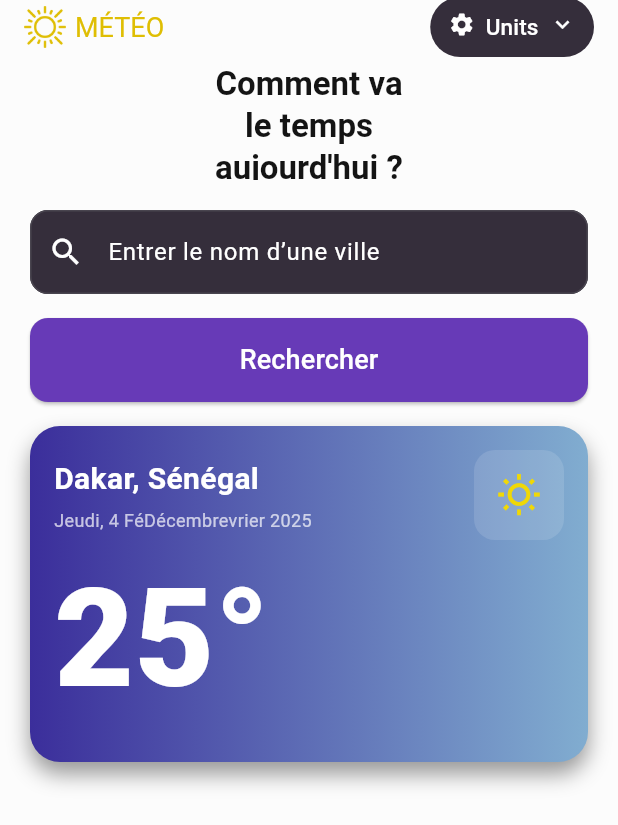
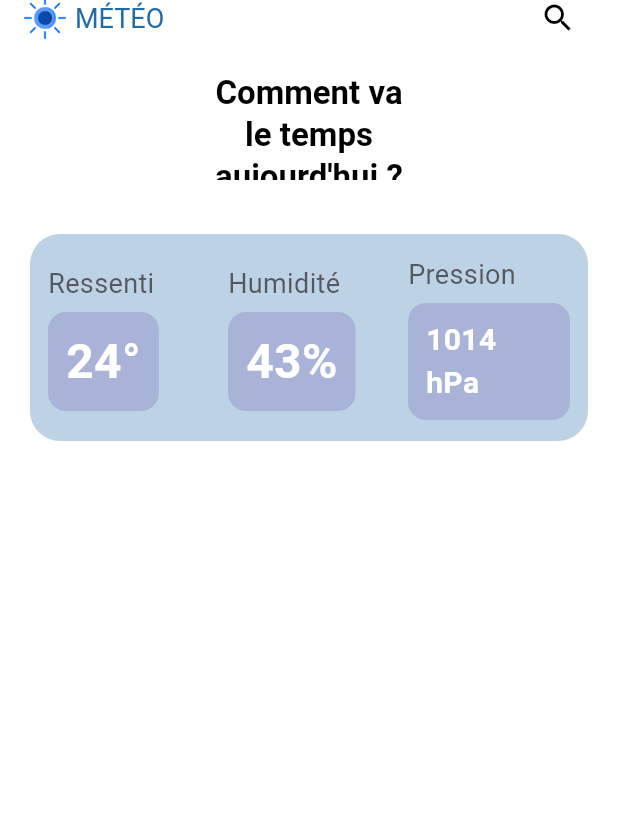
Before and after one commit to aliounediallo-debug/appli_meteo, a Flutter app: the screen it shows after launch, on a phone screen of 412 x 824 dp. Shown: the top 825 px of the screen. Run offline on Flutter 3.47's test engine with Material 3 defaults, Android fonts, the phone set to English and light mode, and no system bars; project files that could hold a hidden picture were left out.

Commit message:
dernier modif

```diff
--- a/lib/main.dart
+++ b/lib/main.dart
@@ -1,6 +1,8 @@
 import 'package:flutter/material.dart';
-import 'package:appli_meteo/pages/home.dart';
-import 'package:appli_meteo/widgets/grand_meteo.dart';
+import 'package:appli_meteo/src/pages/home.dart';
+import 'package:appli_meteo/src/pages/widgets/grand_meteo.dart';
+import 'package:appli_meteo/src/pages/services/meteo_api.dart';
+import 'package:appli_meteo/src/pages/widgets/icons/meteo_icon.dart';
 
 void main() {
   runApp(const MyApp());
--- a/lib/pages/home.dart
+++ /dev/null
@@ -1,146 +0,0 @@
-import 'package:flutter/material.dart';
-import 'package:appli_meteo/widgets/grand_meteo.dart';
-
-class HomePage extends StatefulWidget {
-  const HomePage({super.key});
-
-  @override
-  State<HomePage> createState() => _HomePageState();
-}
-
-class _HomePageState extends State<HomePage> {
-
-  final TextEditingController searchController = TextEditingController();
-
-  @override
-  Widget build(BuildContext context) {
-    return Scaffold(
-      backgroundColor: const Color.fromARGB(255, 252, 252, 252),
-
-      appBar: AppBar(
-                      backgroundColor: const Color.fromARGB(255, 252, 252, 252),
-                      centerTitle: true,
-                      toolbarHeight: 120,
-
-        title: Column(
-          children: [
-            Row(
-              mainAxisAlignment: MainAxisAlignment.spaceBetween,
-              children: [
-
-                Row(
-                  children: [
-                    Image.asset("img/sun.png",
-                      width: 28,
-                      height: 28,
-                      color: const Color.fromARGB(255, 223, 190, 3),
-                    ),
-                    const SizedBox(width: 6),
-                    const Text(
-                      "MÉTÉO",
-                      style: TextStyle(
-                        color: Color.fromARGB(255, 223, 190, 3),
-                        fontSize: 18,
-                      ),
-                    ),
-                  ],
-                ),
-
-
-                TextButton(
-                  onPressed: () {},
-
-                  child: Wrap(
-                    spacing: 7,
-                      children: [
-                        const Icon(
-                          Icons.settings,
-                          color: Colors.white,
-                        ),
-                        const Text(
-                          "Units",
-                          style: TextStyle(color: Colors.white, fontSize: 15),
-                        ),
-                        const Icon(
-                          Icons.keyboard_arrow_down,
-                          color: Colors.white,
-                        ),
-                      ],
-                  ),
-                  style: TextButton.styleFrom(
-                    backgroundColor: const Color.fromARGB(255, 53, 46, 59),
-
-                  ),
-                ),
-              ],
-            ),
-
-
-
-
-            const Text(
-              "Comment va\nle temps\naujourd'hui ?",
-              textAlign: TextAlign.center,
-              style: TextStyle(
-                fontWeight: FontWeight.bold,
-                fontSize: 22,
-                color: Color.fromARGB(255, 20, 20, 20),
-              ),
-            )
-          ],
-        ),
-      ),
-
-
-      body: Padding(
-        padding: const EdgeInsets.all(20),
-        child: Wrap(
-          runSpacing: 16,
-          children: [
-            TextField(
-                      controller: searchController,
-                      decoration: InputDecoration(
-                        hintText: "Entrer le nom d’une ville",
-                        hintStyle: const TextStyle(
-                          color: Colors.white,
-                          fontSize: 16,
-                        ),
-                         prefixIcon: const Icon(
-                          Icons.search,
-                          color: Colors.white,
-                        ),
-                        filled: true,
-                        fillColor: const Color.fromARGB(255, 53, 46, 59),
-                        border: OutlineInputBorder(
-                          borderRadius: BorderRadius.circular(12),
-                          borderSide: BorderSide(),
-                        ),
-              ),
-            ),
-
-            SizedBox(
-              width: double.infinity,
-              child: ElevatedButton(
-                style: ElevatedButton.styleFrom(
-                  backgroundColor: Colors.deepPurple,
-                  padding: const EdgeInsets.symmetric(vertical: 15),
-                  shape: RoundedRectangleBorder(
-                    borderRadius: BorderRadius.circular(12),
-                  ),
-                ),
-                onPressed: () {},
-
-                child: const Text(
-                  "Rechercher",
-                  style: TextStyle(fontSize: 18, color: Colors.white),
-                ),
-              ),
-            ),
-            const GrandMeteo(),
-          ],
-        ),
-      ),
-
-    );
-  }
-}
--- /dev/null
+++ b/lib/src/pages/home.dart
@@ -0,0 +1,105 @@
+import 'package:flutter/material.dart';
+import 'package:appli_meteo/src/pages/widgets/grand_meteo.dart';
+import 'package:appli_meteo/src/pages/services/meteo_api.dart';
+import 'package:appli_meteo/src/pages/widgets/grille_stat.dart';
+import 'package:appli_meteo/src/pages/recherche.dart';
+
+class HomePage extends StatefulWidget {
+  const HomePage({super.key});
+
+  @override
+  State<HomePage> createState() => _HomePageState();
+}
+
+class _HomePageState extends State<HomePage> {
+  final TextEditingController searchController = TextEditingController();
+  Map<String, dynamic>? weatherData;
+
+  void fetchWeather() async {
+    String city = searchController.text.trim();
+    if (city.isEmpty) return;
+
+    final result = await WeatherApi.fetchWeatherByCity(city);
+
+    setState(() {
+      weatherData = result;
+    });
+  }
+
+  @override
+  Widget build(BuildContext context) {
+    return Scaffold(
+      backgroundColor: Colors.white,
+
+      appBar: AppBar(
+        backgroundColor: Colors.white,
+        centerTitle: true,
+        toolbarHeight: 120,
+        elevation: 0,
+
+        title: Column(
+          children: [
+            Row(
+              mainAxisAlignment: MainAxisAlignment.spaceBetween,
+              children: [
+                Row(
+                  children: [
+                    Image.asset("img/brightness.png", width: 28),
+                    const SizedBox(width: 6),
+                    const Text(
+                      "MÉTÉO",
+                      style: TextStyle(
+                        color: Color.fromARGB(255, 35, 107, 165),
+                        fontSize: 18,
+                      ),
+                    ),
+                  ],
+                ),
+
+                IconButton(
+                  icon: const Icon(Icons.search, color: Colors.black),
+                  onPressed: () async {
+                    final city = await Navigator.push(
+                      context,
+                      MaterialPageRoute(
+                        builder: (_) => const Recherche(),
+                      ),
+                    );
+
+                    if (city != null) {
+                      searchController.text = city;
+                      fetchWeather();
+                    }
+                  },
+                ),
+              ],
+            ),
+
+            const SizedBox(height: 12),
+
+            const Text(
+              "Comment va\nle temps\naujourd'hui ?",
+              textAlign: TextAlign.center,
+              style: TextStyle(
+                fontWeight: FontWeight.bold,
+                fontSize: 22,
+                color: Colors.black,
+              ),
+            ),
+          ],
+        ),
+      ),
+
+      body: SingleChildScrollView(
+        padding: const EdgeInsets.all(20),
+        child: Column(
+          children: [
+            GrandMeteo(data: weatherData),
+            const SizedBox(height: 16),
+            GrilleStat(),
+          ],
+        ),
+      ),
+    );
+  }
+}
--- /dev/null
+++ b/lib/src/pages/widgets/grille_stat.dart
@@ -0,0 +1,115 @@
+import 'package:flutter/material.dart';
+
+class GrilleStat extends StatelessWidget {
+  const GrilleStat({super.key});
+
+  @override
+  Widget build(BuildContext context) {
+    return  Container(
+        padding: const EdgeInsets.symmetric(vertical: 14, horizontal: 12),
+        decoration: BoxDecoration(
+          color: const Color.fromARGB(255, 190, 210, 230),
+          borderRadius: BorderRadius.circular(20),
+        ),
+
+        child: Row(
+                      mainAxisAlignment: MainAxisAlignment.spaceBetween,
+                      children: [
+                        Expanded(
+                          child: Column(
+                            crossAxisAlignment: CrossAxisAlignment.start,
+                            children: [
+                              const Text(
+                                "Ressenti",
+                                style: TextStyle(
+                                  color: Color.fromARGB(179, 41, 38, 38),
+                                  fontSize: 18,
+                                ),
+                              ),
+                              const SizedBox(height: 6),
+                              Container(
+                                padding: const EdgeInsets.symmetric(horizontal: 12, vertical: 10),
+                                decoration: BoxDecoration(
+                                  color: const Color.fromARGB(255, 78, 56, 155).withOpacity(0.20),
+                                  borderRadius: BorderRadius.circular(12),
+                                ),
+                                child: const Text(
+                                  "24°",
+                                  style: TextStyle(
+                                    color: Colors.white,
+                                    fontSize: 32,
+                                    fontWeight: FontWeight.bold,
+                                  ),
+                                ),
+                              ),
+                            ],
+                          ),
+                        ),
+                        const SizedBox(width: 12),
+                        Expanded(
+                          child: Column(
+                            crossAxisAlignment: CrossAxisAlignment.start,
+                            children: [
+                              const Text(
+                                "Humidité",
+                                style: TextStyle(
+                                  color: Color.fromARGB(179, 41, 38, 38),
+                                  fontSize: 18,
+                                ),
+                              ),
+                              const SizedBox(height: 6),
+                              Container(
+                                padding: const EdgeInsets.symmetric(horizontal: 12, vertical: 10),
+                                decoration: BoxDecoration(
+                                  color: const Color.fromARGB(255, 78, 56, 155).withOpacity(0.20),
+                                  borderRadius: BorderRadius.circular(12),
+                                ),
+                                child: const Text(
+                                  "43%",
+                                  style: TextStyle(
+                                    color: Colors.white,
+                                    fontSize: 32,
+                                    fontWeight: FontWeight.bold,
+                                  ),
+                                ),
+                              ),
+                            ],
+                          ),
+                        ),
+                        const SizedBox(width: 12),
+                        Expanded(
+                          child: Column(
+                            crossAxisAlignment: CrossAxisAlignment.start,
+                            children: [
+                              const Text(
+                                "Pression",
+                                style: TextStyle(
+                                  color: Color.fromARGB(179, 41, 38, 38),
+                                  fontSize: 18,
+                                ),
+                              ),
+                              const SizedBox(height: 6),
+                              Container(
+                                padding: const EdgeInsets.symmetric(horizontal: 12, vertical: 10),
+                                decoration: BoxDecoration(
+                                  color: const Color.fromARGB(255, 78, 56, 155).withOpacity(0.20),
+                                  borderRadius: BorderRadius.circular(12),
+                                ),
+                                child: const Text(
+                                  "1014 hPa",
+                                  style: TextStyle(
+                                    color: Colors.white,
+                                    fontSize: 20,
+                                    fontWeight: FontWeight.bold,
+                                  ),
+                                ),
+                              ),
+                            ],
+                          ),
+                        ),
+
+                      ],
+        )
+    );
+  }
+}
--- a/lib/widgets/grand_meteo.dart
+++ /dev/null
@@ -1,93 +0,0 @@
-import 'package:flutter/material.dart';
-
-class GrandMeteo extends StatelessWidget {
-  const GrandMeteo({super.key});
-
-  @override
-  Widget build(BuildContext context) {
-    return Container(
-                      width: double.infinity,
-                      padding: const EdgeInsets.all(16),
-                      decoration: BoxDecoration(
-                        gradient: LinearGradient(
-                          colors: [
-                            const Color(0xFF3B2E9B),
-                            const Color(0xFF81ADD0),
-                          ],
-                        ),
-                      borderRadius: BorderRadius.circular(20),
-                      boxShadow: [
-                      BoxShadow(
-                        color: Colors.black.withOpacity(0.4),
-                        blurRadius: 12,
-                        offset: const Offset(0, 8),
-                      ),
-                    ],
-                  ),
-
-                            child: Wrap(
-                              spacing: 8,
-                              children: [
-                                Row(
-                                  mainAxisAlignment: MainAxisAlignment.spaceBetween,
-                                  children: [
-                                    Column(
-                                      crossAxisAlignment: CrossAxisAlignment.start,
-                                      children: const [
-                                        Text(
-                                          "Dakar, Sénégal",
-                                          style: TextStyle(
-                                            color: Colors.white,
-                                            fontSize: 20,
-                                            fontWeight: FontWeight.bold,
-                                          ),
-                                        ),
-                                        SizedBox(height: 4),
-                                        Text(
-                                          "Jeudi, 4 FéDécembrevrier 2025",
-                                          style: TextStyle(
-                                            color: Colors.white70,
-                                            fontSize: 12,
-                                          ),
-                                        ),
-                                      ],
-                                    ),
-
-                                    Container(
-                                      width: 60,
-                                      height: 60,
-                                      decoration: BoxDecoration(
-                                        color: Colors.white.withOpacity(0.12),
-                                        borderRadius: BorderRadius.circular(14),
-                                      ),
-                                      child: const Center(
-                                        child: Icon(
-                                          Icons.wb_sunny_outlined,
-                                          color: Color.fromARGB(255, 240, 216, 6),
-                                          size: 30,
-                                        ),
-                                      ),
-                                    ),
-                                  ],
-                                ),
-
-                                Row(
-                                  mainAxisAlignment: MainAxisAlignment.spaceBetween,
-                                  children: [
-                                    const Text(
-                                      "25°",
-                                      style: TextStyle(
-                                        color: Colors.white,
-                                        fontSize: 92,
-                                        fontWeight: FontWeight.w900,
-                                      ),
-                                    ),
-
-
-                                  ],
-                                ),
-                              ],
-                            ),
-    );
-  }
-}
```
Also changed, not shown: lib/src/pages/recherche.dart (added, +63 -0 lines), lib/src/pages/services/meteo_api.dart (added, +32 -0 lines), lib/src/pages/widgets/grand_meteo.dart (added, +45 -0 lines), lib/src/pages/widgets/icons/meteo_icon.dart (added, +31 -0 lines), pubspec.yaml (+6 -1 lines), img/brightness.png (added), pubspec.lock.
